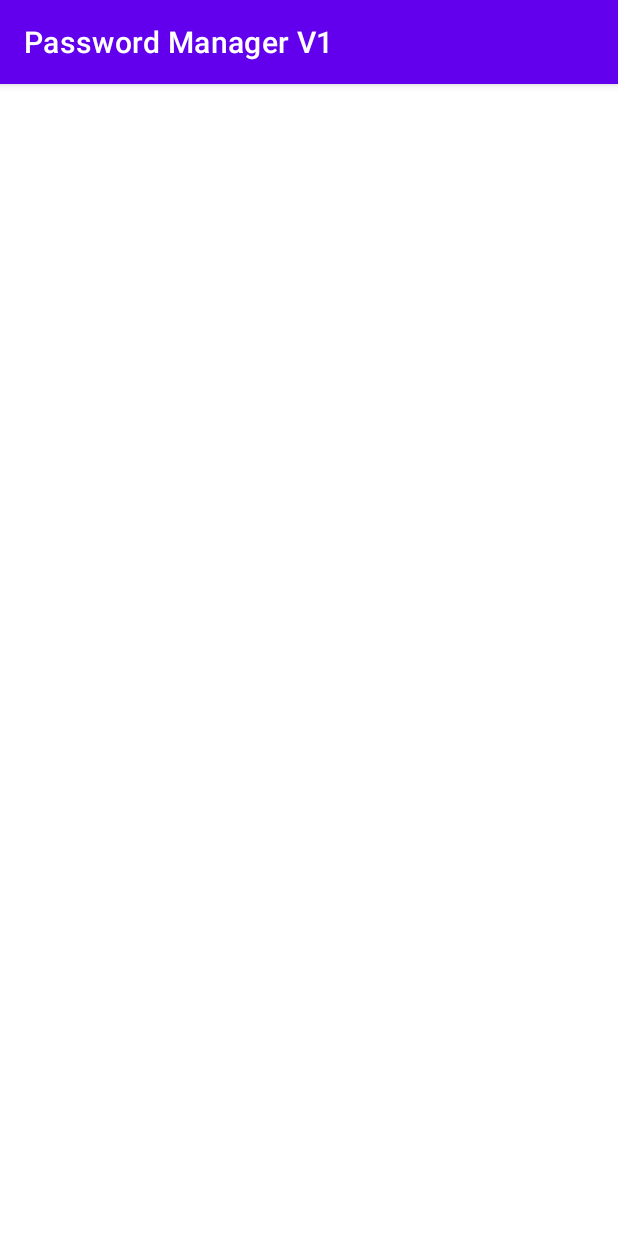
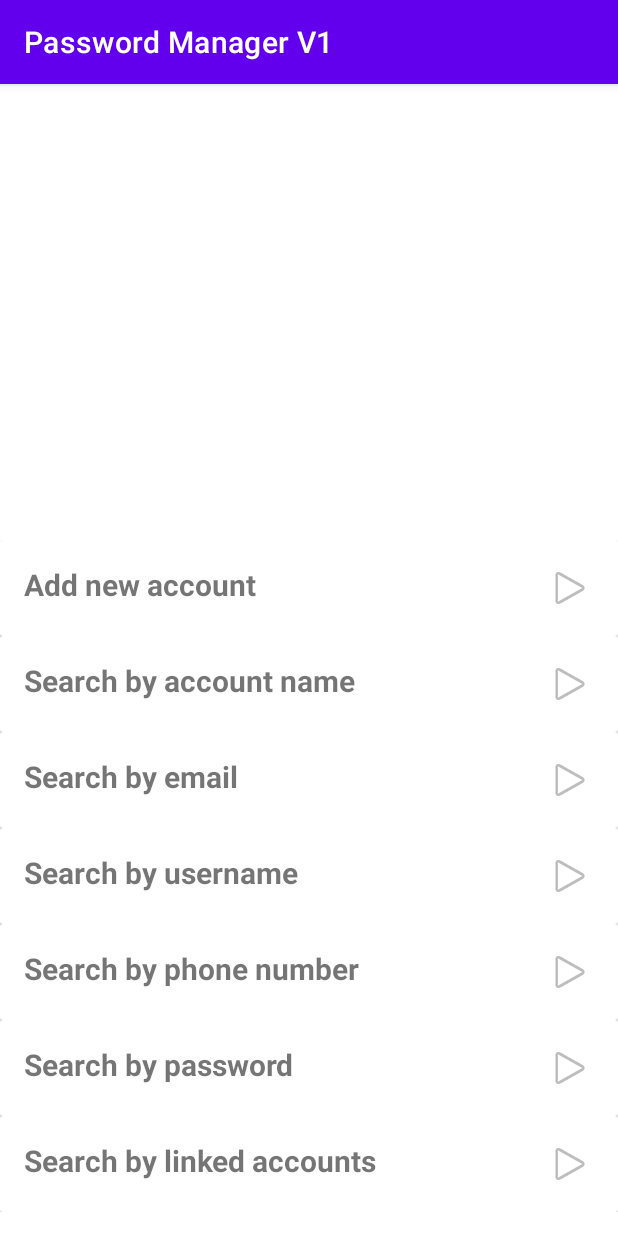
Before and after one commit to shiyao821/password_manager_android, an Android app: the MainActivity screen opened directly, with no data from a screen before it, on a phone screen of 412 x 824 dp. Run offline under Robolectric (Android 15) with nearby library versions, the phone set to English and light mode, and no system bars.

Commit message:
add: main activity UI

```diff
--- a/app/src/main/java/com/example/passwordmanagerv1/MainActivity.kt
+++ b/app/src/main/java/com/example/passwordmanagerv1/MainActivity.kt
@@ -2,10 +2,50 @@ package com.example.passwordmanagerv1
 
 import androidx.appcompat.app.AppCompatActivity
 import android.os.Bundle
+import androidx.recyclerview.widget.LinearLayoutManager
+import androidx.recyclerview.widget.RecyclerView
+import com.example.passwordmanagerv1.utils.*
 
 class MainActivity : AppCompatActivity() {
+
+    private lateinit var rvMenu: RecyclerView
+    private lateinit var menuAdapter: MenuAdapter
+
+    companion object {
+        const val TAG = "Main Activity"
+    }
+
     override fun onCreate(savedInstanceState: Bundle?) {
         super.onCreate(savedInstanceState)
         setContentView(R.layout.activity_main)
+
+        val optionTextsMap = mapOf(
+            OPTION_CODE_ADD_ACCOUNT to this.resources.getString(R.string.ADD_ACCOUNT),
+            OPTION_CODE_SEARCH_ACCOUNT_NAME to this.resources.getString(R.string.SEARCH_ACCOUNT_NAME),
+            OPTION_CODE_SEARCH_EMAIL to this.resources.getString(R.string.SEARCH_EMAIL),
+            OPTION_CODE_SEARCH_USERNAME to this.resources.getString(R.string.SEARCH_USERNAME),
+            OPTION_CODE_SEARCH_PHONE to this.resources.getString(R.string.SEARCH_PHONE),
+            OPTION_CODE_SEARCH_PASSWORD to this.resources.getString(R.string.SEARCH_PASSWORD),
+            OPTION_CODE_SEARCH_LINKED_ACCOUNT to this.resources.getString(R.string.SEARCH_LINKED_ACCOUNT),
+        )
+
+        this.applicationContext
+        rvMenu = findViewById(R.id.rvMenu)
+        menuAdapter = MenuAdapter(this, MENU_OPTION_ORDER,
+            optionTextsMap, object: MenuAdapter.onOptionClickListener {
+            override fun onOptionClicked(position: Int) {
+                when (MENU_OPTION_ORDER[position]) {
+                    // different new activity for adding and searching
+                    OPTION_CODE_ADD_ACCOUNT -> {
+
+                    }
+                    else -> {
+
+                    }
+                }
+            }
+        })
+        rvMenu.adapter = menuAdapter
+        rvMenu.layoutManager = LinearLayoutManager(this)
     }
 }
--- /dev/null
+++ b/app/src/main/java/com/example/passwordmanagerv1/MenuAdapter.kt
@@ -0,0 +1,47 @@
+package com.example.passwordmanagerv1
+
+import android.content.Context
+import android.util.Log
+import android.view.LayoutInflater
+import android.view.View
+import android.view.ViewGroup
+import android.widget.TextView
+import androidx.recyclerview.widget.RecyclerView
+
+class MenuAdapter (
+    private val context: Context,
+    private var optionCodesOrder: List<String>,
+    private var optionTextsMap: Map<String, String>,
+    private var onOptionClickedListener: onOptionClickListener
+) : RecyclerView.Adapter<MenuAdapter.ViewHolder>() {
+
+    companion object {
+        private val TAG = "Menu Adapter"
+    }
+
+    interface onOptionClickListener {
+        fun onOptionClicked(position: Int)
+    }
+
+    override fun getItemCount() = optionCodesOrder.size
+
+    inner class ViewHolder(itemView: View) : RecyclerView.ViewHolder(itemView) {
+        private val option = itemView.findViewById<TextView>(R.id.tvOption)
+        fun bind(position: Int) {
+            option.text = optionTextsMap[optionCodesOrder[position]].toString()
+            option.setOnClickListener {
+                Log.i(TAG, "Option ${option.text} clicked")
+                onOptionClickedListener.onOptionClicked(position)
+            }
+        }
+    }
+
+    override fun onBindViewHolder(holder: ViewHolder, position: Int) {
+        holder.bind(position)
+    }
+
+    override fun onCreateViewHolder(parent: ViewGroup, viewType: Int): ViewHolder {
+        val view = LayoutInflater.from(context).inflate(R.layout.option_main_menu, parent, false)
+        return ViewHolder(view)
+    }
+}
--- a/app/src/main/java/com/example/passwordmanagerv1/SecurityActivity.kt
+++ b/app/src/main/java/com/example/passwordmanagerv1/SecurityActivity.kt
@@ -3,8 +3,6 @@ package com.example.passwordmanagerv1
 import android.content.Intent
 import android.os.Bundle
 import android.util.Log
-import android.view.WindowManager
-import android.view.inputmethod.InputMethodManager
 import android.widget.Button
 import android.widget.EditText
 import androidx.appcompat.app.AppCompatActivity
@@ -41,6 +39,7 @@ class SecurityActivity : AppCompatActivity() {
             startActivityForResult(intent, SETUP_PASSWORD_CODE)
         } else {
             val intent = Intent(this, MainActivity::class.java)
+            startActivity(intent)
         }
     }
 
@@ -51,6 +50,5 @@ class SecurityActivity : AppCompatActivity() {
     override fun onResume() {
         super.onResume()
         CommonUIBehaviors.focusViewAndShowKeyboard(ettpAppPassword, this)
-        // this.window.setSoftInputMode(WindowManager.LayoutParams.SOFT_INPUT_STATE_ALWAYS_VISIBLE)
     }
 }
--- a/app/src/main/java/com/example/passwordmanagerv1/utils/constants.kt
+++ b/app/src/main/java/com/example/passwordmanagerv1/utils/constants.kt
@@ -1,10 +1,26 @@
 package com.example.passwordmanagerv1.utils
 
 const val DATAFILE_NAME = "accounts.data"
-
-const val MANAGER = "MANAGER"
 
 // According to https://owasp.org/www-community/password-special-characters
 const val VALID_SPECIAL_CHARS_WITHOUT_SPACE = "!\"#\$%&'()*+,-./:;<=>?@[\\]^_`{|}~"
 const val VALID_SPECIAL_CHARS_WITH_SPACE = " !\"#\$%&'()*+,-./:;<=>?@[\\]^_`{|}~"
 const val ALPHANUMERIC_CHARS = "qwertyuiopasdfghjklzxcvbnmQWERTYUIOPASDFGHJKLZXCVBNM1234567890"
+
+const val OPTION_CODE_ADD_ACCOUNT:String = "ADD_ACCOUNT"
+const val OPTION_CODE_SEARCH_ACCOUNT_NAME = "SEARCH_ACCOUNT_NAME"
+const val OPTION_CODE_SEARCH_EMAIL = "SEARCH_EMAIL"
+const val OPTION_CODE_SEARCH_USERNAME = "SEARCH_USERNAME"
+const val OPTION_CODE_SEARCH_PHONE = "SEARCH_PHONE"
+const val OPTION_CODE_SEARCH_PASSWORD = "SEARCH_PASSWORD"
+const val OPTION_CODE_SEARCH_LINKED_ACCOUNT = "SEARCH_LINKED_ACCOUNT"
+
+val MENU_OPTION_ORDER = listOf<String>(
+    OPTION_CODE_ADD_ACCOUNT,
+    OPTION_CODE_SEARCH_ACCOUNT_NAME,
+    OPTION_CODE_SEARCH_EMAIL,
+    OPTION_CODE_SEARCH_USERNAME,
+    OPTION_CODE_SEARCH_PHONE,
+    OPTION_CODE_SEARCH_PASSWORD,
+    OPTION_CODE_SEARCH_LINKED_ACCOUNT
+)
--- a/app/src/main/res/layout/activity_main.xml
+++ b/app/src/main/res/layout/activity_main.xml
@@ -7,4 +7,12 @@
     android:layout_height="match_parent"
     tools:context=".MainActivity">
 
-  </androidx.constraintlayout.widget.ConstraintLayout>
+  <androidx.recyclerview.widget.RecyclerView
+      android:id="@+id/rvMenu"
+      android:layout_width="match_parent"
+      android:layout_height="wrap_content"
+      android:layout_marginBottom="16dp"
+      app:layout_constraintBottom_toBottomOf="parent"
+      app:layout_constraintEnd_toEndOf="parent"
+      app:layout_constraintStart_toStartOf="parent"/>
+</androidx.constraintlayout.widget.ConstraintLayout>
--- a/app/src/main/res/layout/activity_security.xml
+++ b/app/src/main/res/layout/activity_security.xml
@@ -17,6 +17,7 @@
         android:text="@string/password_enter_prompt"
         android:textSize="16sp"
         android:visibility="visible"
+        android:inputType="textPassword"
         app:layout_constraintBottom_toTopOf="@+id/ettpAppPasswordLogin"
         app:layout_constraintEnd_toEndOf="parent"
         app:layout_constraintHorizontal_bias="1.0"
--- /dev/null
+++ b/app/src/main/res/layout/option_main_menu.xml
@@ -0,0 +1,45 @@
+<?xml version="1.0" encoding="utf-8"?>
+<androidx.cardview.widget.CardView xmlns:android="http://schemas.android.com/apk/res/android"
+    xmlns:app="http://schemas.android.com/apk/res-auto"
+    xmlns:tools="http://schemas.android.com/tools"
+    android:id="@+id/cvMenuOption"
+    android:layout_width="match_parent"
+    android:layout_height="wrap_content"
+    android:visibility="visible">
+
+    <RelativeLayout
+        android:layout_width="match_parent"
+        android:layout_height="wrap_content"
+        android:gravity="center_vertical"
+        app:contentPadding="8dp">
+
+        <TextView
+            android:id="@+id/tvOption"
+            android:layout_width="wrap_content"
+            android:layout_height="wrap_content"
+            android:layout_marginStart="16dp"
+            android:layout_marginLeft="16dp"
+            android:layout_marginTop="16dp"
+            android:layout_marginEnd="16dp"
+            android:layout_marginBottom="16dp"
+            android:text="option"
+            android:textSize="20sp"
+            android:textStyle="bold"
+            android:visibility="visible"
+            app:layout_constraintBottom_toBottomOf="parent"
+            app:layout_constraintStart_toStartOf="parent"
+            app:layout_constraintTop_toTopOf="parent"
+            tools:text="tvOption" />
+
+        <ImageView
+            android:id="@+id/ivNext"
+            android:layout_width="wrap_content"
+            android:layout_height="wrap_content"
+            android:layout_alignParentRight="true"
+            android:layout_marginVertical="16dp"
+            android:layout_marginRight="16dp"
+
+            app:srcCompat="@android:drawable/ic_media_play" />
+    </RelativeLayout>
+
+</androidx.cardview.widget.CardView>
--- a/app/src/main/res/values/strings.xml
+++ b/app/src/main/res/values/strings.xml
@@ -9,4 +9,12 @@
     <string name="new_master_password_dialog">A new data file and corresponding master password has been created</string>
     <string name="acknowledge">OK</string>
     <string name="sampleAccountJson">{\"accountName\": \"sample account\", \"username\": \"\", \"email\": \"\", \"password\": \"\", \"phone\": \"\", \"linkedAccount\": \"\", \"misc\": {\"miscKey1\": \"miscVal1\", \"MiscKey2\": \"MiscVal2\"}}</string>
+
+    <string name="ADD_ACCOUNT">Add new account</string>
+    <string name="SEARCH_ACCOUNT_NAME">Search by account name</string>
+    <string name="SEARCH_USERNAME">Search by username</string>
+    <string name="SEARCH_EMAIL">Search by email</string>
+    <string name="SEARCH_PHONE">"Search by phone number</string>
+    <string name="SEARCH_PASSWORD">Search by password</string>
+    <string name="SEARCH_LINKED_ACCOUNT">Search by linked accounts</string>
 </resources>
```
